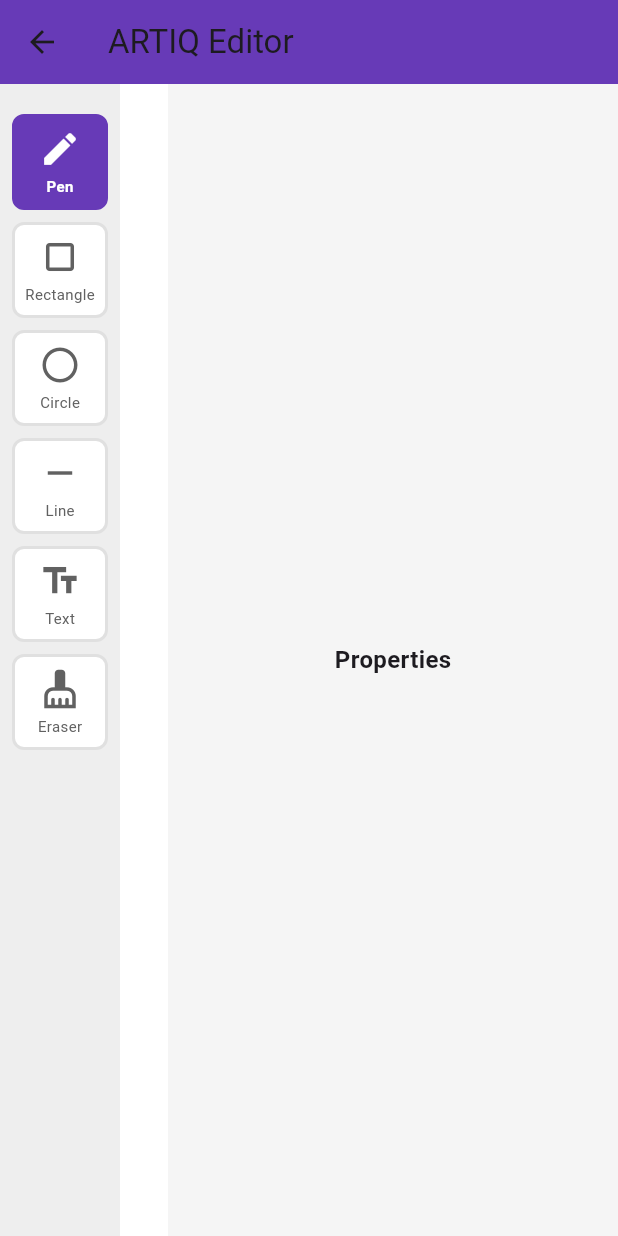
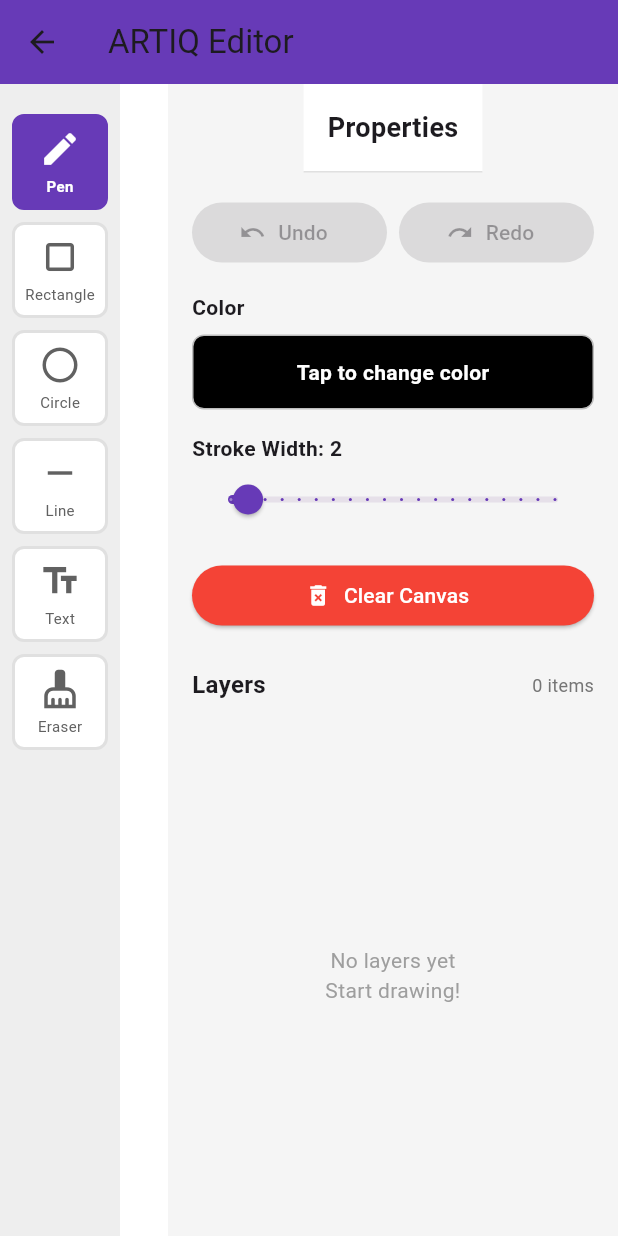
Before and after one commit to Roy939/artiq-flutter-app, a Flutter app: the ThreePanelEditor screen opened directly, on a phone screen of 412 x 824 dp. Run offline on Flutter 3.47's test engine with Material 3 defaults, Android fonts, the phone set to English and light mode, and no system bars; our stand-ins replace cloud_firestore, connectivity_plus, file_picker, firebase_auth, firebase_core, flutter_colorpicker and 3 more; missing offline and left inert: dart:html; accounts and stored records are empty; network calls fail.

Commit message:
Step 5: Add right properties panel with undo/redo, color picker, and layers

```diff
--- /dev/null
+++ b/lib/src/widgets/right_properties_panel.dart
@@ -0,0 +1,276 @@
+import 'package:flutter/material.dart';
+import 'package:provider/provider.dart';
+import 'package:flutter_colorpicker/flutter_colorpicker.dart';
+import 'package:artiq_flutter/src/providers/canvas_state_provider.dart';
+
+/// Right panel with properties, layers, and controls
+class RightPropertiesPanel extends StatelessWidget {
+  const RightPropertiesPanel({Key? key}) : super(key: key);
+
+  @override
+  Widget build(BuildContext context) {
+    final canvasState = context.watch<CanvasStateProvider>();
+
+    return Container(
+      width: 300,
+      color: Colors.grey[100],
+      child: Column(
+        children: [
+          // Header
+          Container(
+            padding: const EdgeInsets.all(16),
+            decoration: BoxDecoration(
+              color: Colors.white,
+              border: Border(bottom: BorderSide(color: Colors.grey[300]!)),
+            ),
+            child: const Text(
+              'Properties',
+              style: TextStyle(fontSize: 18, fontWeight: FontWeight.bold),
+            ),
+          ),
+
+          // Undo/Redo buttons
+          Padding(
+            padding: const EdgeInsets.all(16),
+            child: Row(
+              children: [
+                Expanded(
+                  child: ElevatedButton.icon(
+                    onPressed: canvasState.canUndo ? canvasState.undo : null,
+                    icon: const Icon(Icons.undo),
+                    label: const Text('Undo'),
+                    style: ElevatedButton.styleFrom(
+                      backgroundColor: Colors.deepPurple,
+                      foregroundColor: Colors.white,
+                    ),
+                  ),
+                ),
+                const SizedBox(width: 8),
+                Expanded(
+                  child: ElevatedButton.icon(
+                    onPressed: canvasState.canRedo ? canvasState.redo : null,
+                    icon: const Icon(Icons.redo),
+                    label: const Text('Redo'),
+                    style: ElevatedButton.styleFrom(
+                      backgroundColor: Colors.deepPurple,
+                      foregroundColor: Colors.white,
+                    ),
+                  ),
+                ),
+              ],
+            ),
+          ),
+
+          // Color picker
+          Padding(
+            padding: const EdgeInsets.symmetric(horizontal: 16),
+            child: Column(
+              crossAxisAlignment: CrossAxisAlignment.start,
+              children: [
+                const Text(
+                  'Color',
+                  style: TextStyle(fontSize: 14, fontWeight: FontWeight.bold),
+                ),
+                const SizedBox(height: 8),
+                GestureDetector(
+                  onTap: () => _showColorPicker(context, canvasState),
+                  child: Container(
+                    height: 50,
+                    decoration: BoxDecoration(
+                      color: canvasState.currentColor,
+                      border: Border.all(color: Colors.grey[400]!),
+                      borderRadius: BorderRadius.circular(8),
+                    ),
+                    child: const Center(
+                      child: Text(
+                        'Tap to change color',
+                        style: TextStyle(color: Colors.white, fontWeight: FontWeight.bold),
+                      ),
+                    ),
+                  ),
+                ),
+              ],
+            ),
+          ),
+
+          const SizedBox(height: 16),
+
+          // Stroke width slider
+          Padding(
+            padding: const EdgeInsets.symmetric(horizontal: 16),
+            child: Column(
+              crossAxisAlignment: CrossAxisAlignment.start,
+              children: [
+                Text(
+                  'Stroke Width: ${canvasState.currentStrokeWidth.toInt()}',
+                  style: const TextStyle(fontSize: 14, fontWeight: FontWeight.bold),
+                ),
+                Slider(
+                  value: canvasState.currentStrokeWidth,
+                  min: 1,
+                  max: 20,
+                  divisions: 19,
+                  activeColor: Colors.deepPurple,
+                  onChanged: (value) => canvasState.setStrokeWidth(value),
+                ),
+              ],
+            ),
+          ),
+
+          const SizedBox(height: 16),
+
+          // Clear canvas button
+          Padding(
+            padding: const EdgeInsets.symmetric(horizontal: 16),
+            child: SizedBox(
+              width: double.infinity,
+              child: ElevatedButton.icon(
+                onPressed: () => _showClearConfirmation(context, canvasState),
+                icon: const Icon(Icons.delete_forever),
+                label: const Text('Clear Canvas'),
+                style: ElevatedButton.styleFrom(
+                  backgroundColor: Colors.red,
+                  foregroundColor: Colors.white,
+                ),
+              ),
+            ),
+          ),
+
+          const SizedBox(height: 24),
+
+          // Layers section
+          Padding(
+            padding: const EdgeInsets.symmetric(horizontal: 16),
+            child: Row(
+              mainAxisAlignment: MainAxisAlignment.spaceBetween,
+              children: [
+                const Text(
+                  'Layers',
+                  style: TextStyle(fontSize: 16, fontWeight: FontWeight.bold),
+                ),
+                Text(
+                  '${canvasState.elements.length} items',
+                  style: TextStyle(fontSize: 12, color: Colors.grey[600]),
+                ),
+              ],
+            ),
+          ),
+
+          const SizedBox(height: 8),
+
+          // Layers list
+          Expanded(
+            child: canvasState.elements.isEmpty
+                ? Center(
+                    child: Text(
+                      'No layers yet\nStart drawing!',
+                      textAlign: TextAlign.center,
+                      style: TextStyle(color: Colors.grey[500]),
+                    ),
+                  )
+                : ListView.builder(
+                    padding: const EdgeInsets.symmetric(horizontal: 16),
+                    itemCount: canvasState.elements.length,
+                    itemBuilder: (context, index) {
+                      final element = canvasState.elements[index];
+                      return Card(
+                        margin: const EdgeInsets.only(bottom: 8),
+                        child: ListTile(
+                          leading: Icon(
+                            _getIconForElementType(element.type),
+                            color: element.color,
+                          ),
+                          title: Text(_getNameForElementType(element.type)),
+                          subtitle: element.type == ElementType.text
+                              ? Text(element.text, maxLines: 1, overflow: TextOverflow.ellipsis)
+                              : null,
+                          trailing: IconButton(
+                            icon: const Icon(Icons.delete, color: Colors.red),
+                            onPressed: () => canvasState.removeElement(index),
+                          ),
+                        ),
+                      );
+                    },
+                  ),
+          ),
+        ],
+      ),
+    );
+  }
+
+  void _showColorPicker(BuildContext context, CanvasStateProvider canvasState) {
+    showDialog(
+      context: context,
+      builder: (context) => AlertDialog(
+        title: const Text('Pick a color'),
+        content: SingleChildScrollView(
+          child: ColorPicker(
+            pickerColor: canvasState.currentColor,
+            onColorChanged: (color) => canvasState.setColor(color),
+            pickerAreaHeightPercent: 0.8,
+          ),
+        ),
+        actions: [
+          TextButton(
+            onPressed: () => Navigator.pop(context),
+            child: const Text('Done'),
+          ),
+        ],
+      ),
+    );
+  }
+
+  void _showClearConfirmation(BuildContext context, CanvasStateProvider canvasState) {
+    showDialog(
+      context: context,
+      builder: (context) => AlertDialog(
+        title: const Text('Clear Canvas?'),
+        content: const Text('This will remove all elements. This action cannot be undone.'),
+        actions: [
+          TextButton(
+            onPressed: () => Navigator.pop(context),
+            child: const Text('Cancel'),
+          ),
+          TextButton(
+            onPressed: () {
+              canvasState.clearCanvas();
+              Navigator.pop(context);
+            },
+            style: TextButton.styleFrom(foregroundColor: Colors.red),
+            child: const Text('Clear'),
+          ),
+        ],
+      ),
+    );
+  }
+
+  IconData _getIconForElementType(ElementType type) {
+    switch (type) {
+      case ElementType.path:
+        return Icons.edit;
+      case ElementType.rectangle:
+        return Icons.crop_square;
+      case ElementType.circle:
+        return Icons.circle_outlined;
+      case ElementType.line:
+        return Icons.remove;
+      case ElementType.text:
+        return Icons.text_fields;
+    }
+  }
+
+  String _getNameForElementType(ElementType type) {
+    switch (type) {
+      case ElementType.path:
+        return 'Drawing';
+      case ElementType.rectangle:
+        return 'Rectangle';
+      case ElementType.circle:
+        return 'Circle';
+      case ElementType.line:
+        return 'Line';
+      case ElementType.text:
+        return 'Text';
+    }
+  }
+}
--- a/lib/src/widgets/three_panel_editor.dart
+++ b/lib/src/widgets/three_panel_editor.dart
@@ -1,6 +1,7 @@
 import 'package:flutter/material.dart';
 import 'package:artiq_flutter/src/widgets/left_tools_panel.dart';
 import 'package:artiq_flutter/src/widgets/interactive_canvas.dart';
+import 'package:artiq_flutter/src/widgets/right_properties_panel.dart';
 
 /// Three-panel editor layout: left tools, center canvas, right properties
 class ThreePanelEditor extends StatelessWidget {
@@ -14,26 +15,17 @@ class ThreePanelEditor extends StatelessWidget {
         backgroundColor: Colors.deepPurple,
       ),
       body: Row(
-        children: [
+        children: const [
           // Left Panel - Tools
-          const LeftToolsPanel(),
+          LeftToolsPanel(),
 
           // Center Panel - Interactive Canvas
-          const Expanded(
+          Expanded(
             child: InteractiveCanvas(),
           ),
 
           // Right Panel - Properties/Layers
-          Container(
-            width: 300,
-            color: Colors.grey[100],
-            child: const Center(
-              child: Text(
-                'Properties',
-                style: TextStyle(fontSize: 16, fontWeight: FontWeight.bold),
-              ),
-            ),
-          ),
+          RightPropertiesPanel(),
         ],
       ),
     );
```
